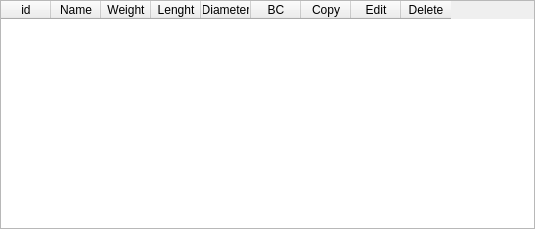
This is ui_templates/catalog_bullet_list.ui in o-murphy/archer_ballistics_constructor as Qt 5 draws it before an edit. The edited form follows.
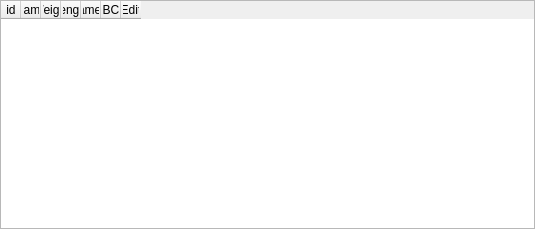
This is the edited form.

```diff
--- a/ui_templates/catalog_bullet_list.ui
+++ b/ui_templates/catalog_bullet_list.ui
@@ -47,13 +47,13 @@
       <bool>false</bool>
      </attribute>
      <attribute name="horizontalHeaderDefaultSectionSize">
-      <number>50</number>
+      <number>20</number>
      </attribute>
      <attribute name="horizontalHeaderHighlightSections">
       <bool>true</bool>
      </attribute>
      <attribute name="horizontalHeaderMinimumSectionSize">
-      <number>50</number>
+      <number>20</number>
      </attribute>
      <attribute name="horizontalHeaderShowSortIndicator" stdset="0">
       <bool>true</bool>
@@ -91,21 +91,11 @@
        <string>BC</string>
       </property>
      </column>
-     <column>
-      <property name="text">
-       <string>Copy</string>
-      </property>
-     </column>
      <column>
       <property name="text">
        <string>Edit</string>
       </property>
      </column>
-     <column>
-      <property name="text">
-       <string>Delete</string>
-      </property>
-     </column>
     </widget>
    </item>
   </layout>
```
